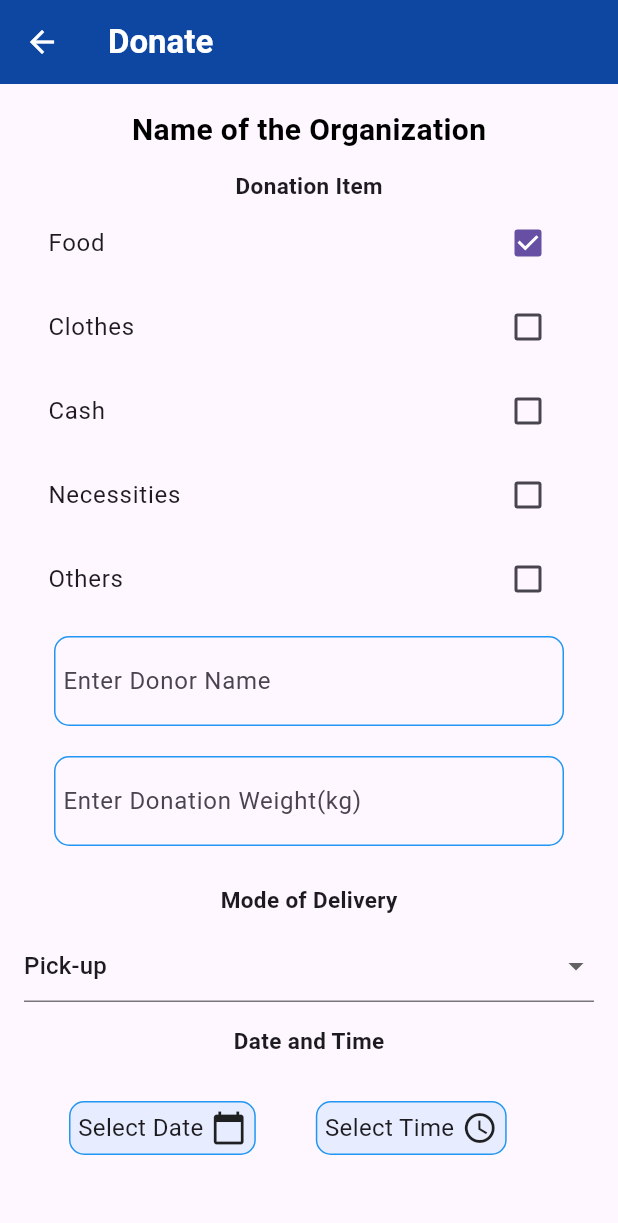
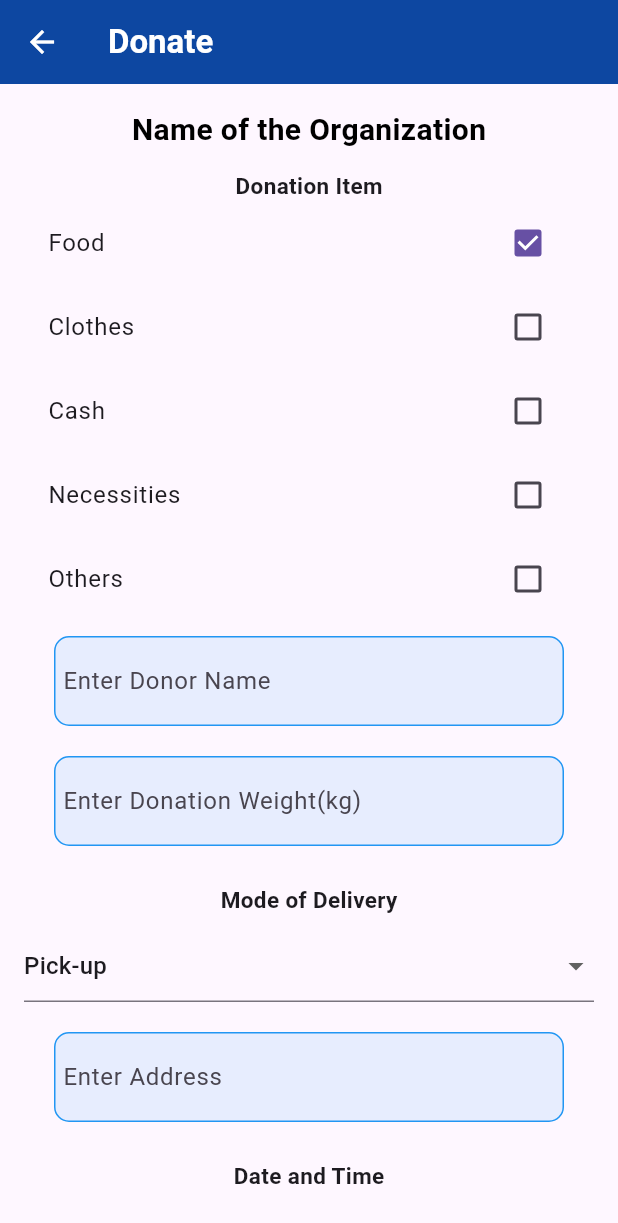
Before and after one commit to jvcerezo/cmsc23-project, a Flutter app: the DonationPage screen opened by its route, on a phone screen of 412 x 824 dp. Shown: the top 1223 px of the screen. Run offline on Flutter 3.47's test engine with Material 3 defaults, Android fonts, the phone set to English and light mode, and no system bars; our stand-ins replace cloud_firestore, firebase_auth, firebase_core; accounts and stored records are empty.

Commit message:
add:Address Input field widget and show if mode of delivery== Pick up

```diff
--- /dev/null
+++ b/elbigayan/lib/widgets/donorAddressInputField_widget.dart
@@ -0,0 +1,27 @@
+import 'package:flutter/material.dart';
+
+class AddressInputField extends StatelessWidget {
+  final TextEditingController controller;
+
+  const AddressInputField({Key? key, required this.controller}) : super(key: key);
+
+  @override
+  Widget build(BuildContext context) {
+    return Container(
+      margin: EdgeInsets.symmetric(horizontal: 20, vertical: 10),
+      padding: EdgeInsets.all(5),
+      decoration: BoxDecoration(
+        color: Colors.blue.withOpacity(0.1),
+        border: Border.all(color: Colors.blue),
+        borderRadius: BorderRadius.circular(10),
+      ),
+      child: TextField(
+        controller: controller,
+        decoration: InputDecoration(
+          hintText: 'Enter Address',
+          border: InputBorder.none,
+        ),
+      ),
+    );
+  }
+}
--- a/elbigayan/lib/widgets/donorDateTimeInputFields_widget.dart
+++ b/elbigayan/lib/widgets/donorDateTimeInputFields_widget.dart
@@ -1,4 +1,3 @@
-import 'package:flutter/cupertino.dart';
 import 'package:flutter/material.dart';
 
 class DateTimeInputs extends StatefulWidget {
--- a/elbigayan/lib/widgets/donorInputFields_widget.dart
+++ b/elbigayan/lib/widgets/donorInputFields_widget.dart
@@ -20,6 +20,7 @@ class _InputFieldsState extends State<InputFields>{
           margin: EdgeInsets.symmetric(horizontal: 20,vertical: 10),
           padding: EdgeInsets.all(5),
           decoration: BoxDecoration(
+            color: Colors.blue.withOpacity(0.1),
             border: Border.all(color:Colors.blue),
             borderRadius: BorderRadius.circular(10),
           ),
@@ -35,6 +36,7 @@ class _InputFieldsState extends State<InputFields>{
           margin: EdgeInsets.symmetric(horizontal: 20,vertical: 10),
           padding: EdgeInsets.all(5),
           decoration: BoxDecoration(
+            color: Colors.blue.withOpacity(0.1),
             border: Border.all(color:Colors.blue),
             borderRadius: BorderRadius.circular(10),
           ),
--- a/elbigayan/lib/widgets/donorModeofDelivery_widget.dart
+++ b/elbigayan/lib/widgets/donorModeofDelivery_widget.dart
@@ -1,3 +1,4 @@
+import 'package:elbigayan/widgets/donorAddressInputField_widget.dart';
 import 'package:flutter/material.dart';
 
 class ModeofDelivery extends StatefulWidget {
@@ -14,6 +15,7 @@ class _ModeofDeliveryState extends State<ModeofDelivery> {
   ];
 
   String _dropdownValue = _dropdownOptions.first;
+  final TextEditingController _addressController =TextEditingController();
 
   @override
   Widget build(BuildContext context) {
@@ -45,7 +47,12 @@ class _ModeofDeliveryState extends State<ModeofDelivery> {
               _dropdownValue = val!;
             });
           },
-        )
+        ),
+        if(_dropdownValue == "Pick-up")
+        Padding(
+          padding: const EdgeInsets.only(top:10.0),
+          child:AddressInputField(controller: _addressController),
+        ),
       ],
     );
   }
```
